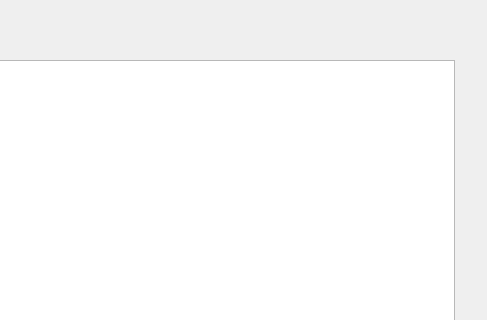
Above: life/mainwindow.ui from Oceanestars/Game-Of-Life before the change; both pictures show x 195 to 682 and y 0 to 320 of the 682 by 687 pixel window. Below: the same form after it.
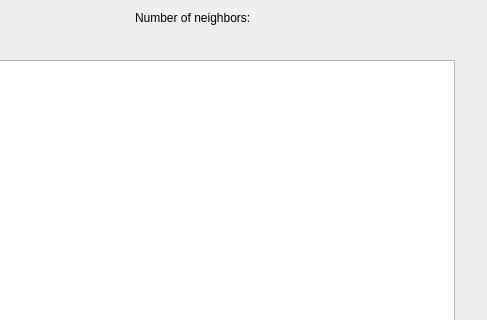
That is the form after the change.

```diff
--- a/life/mainwindow.ui
+++ b/life/mainwindow.ui
@@ -188,6 +188,19 @@
      <string>Speed:</string>
     </property>
    </widget>
+   <widget class="QLabel" name="label_6">
+    <property name="geometry">
+     <rect>
+      <x>330</x>
+      <y>10</y>
+      <width>211</width>
+      <height>16</height>
+     </rect>
+    </property>
+    <property name="text">
+     <string>Number of neighbors:</string>
+    </property>
+   </widget>
   </widget>
   <widget class="QMenuBar" name="menubar">
    <property name="geometry">
```
